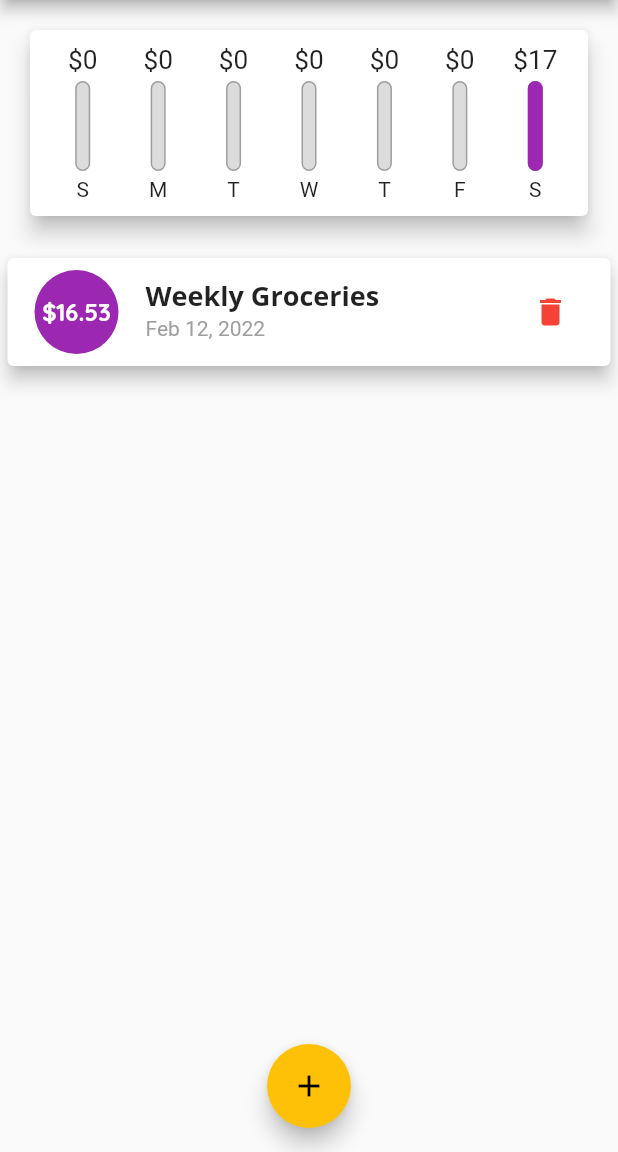
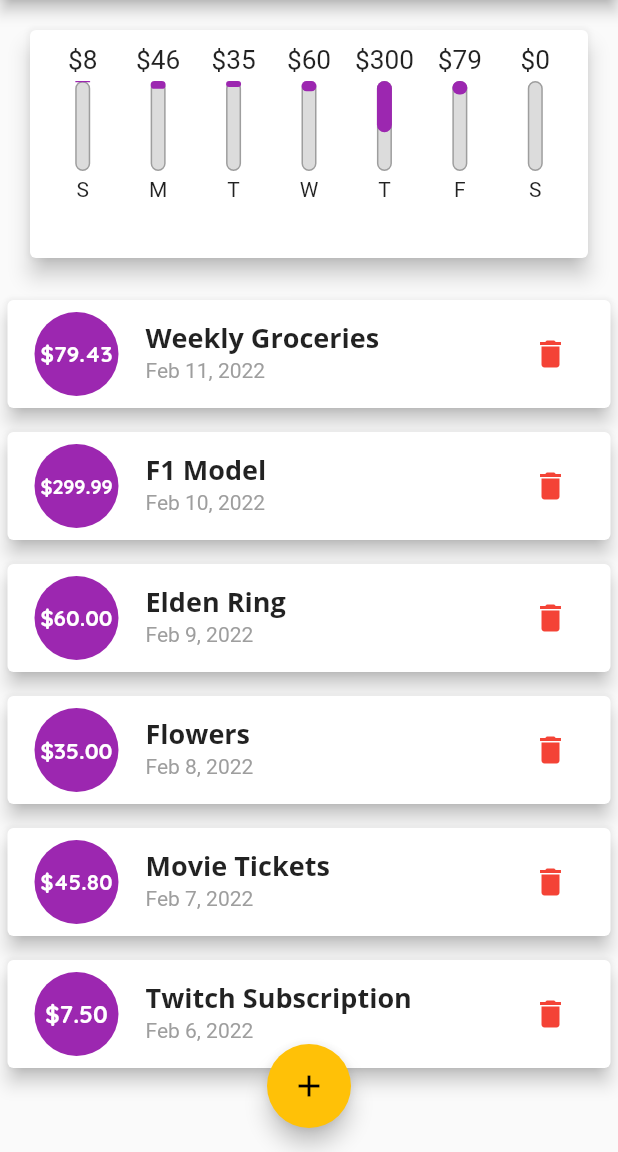
Before and after one commit to adriandallegrave/flutter, a Flutter app: the screen it shows after launch, after a tap on the "delete" icon, on a phone screen of 412 x 824 dp, the part 84-1236 px from its top. Run offline on Flutter 3.47's test engine with Material 2 defaults, Android fonts, the phone set to English and light mode, and no system bars.

Commit message:
resp01 - dynamically calculated widgets

```diff
--- a/personal_expenses_app/lib/main.dart
+++ b/personal_expenses_app/lib/main.dart
@@ -55,14 +55,44 @@ class _MyHomePageState extends State<MyHomePage> {
     Transaction(
       id: 't1',
       title: 'New Shoes',
-      amount: 69.99,
+      amount: 125.99,
       date: DateTime.now(),
     ),
     Transaction(
       id: 't2',
       title: 'Weekly Groceries',
-      amount: 16.53,
-      date: DateTime.now(),
+      amount: 79.43,
+      date: DateTime.now().subtract(const Duration(days: 1)),
+    ),
+    Transaction(
+      id: 't3',
+      title: 'F1 Model',
+      amount: 299.99,
+      date: DateTime.now().subtract(const Duration(days: 2)),
+    ),
+    Transaction(
+      id: 't4',
+      title: 'Elden Ring',
+      amount: 60.00,
+      date: DateTime.now().subtract(const Duration(days: 3)),
+    ),
+    Transaction(
+      id: 't5',
+      title: 'Flowers',
+      amount: 35.00,
+      date: DateTime.now().subtract(const Duration(days: 4)),
+    ),
+    Transaction(
+      id: 't6',
+      title: 'Movie Tickets',
+      amount: 45.80,
+      date: DateTime.now().subtract(const Duration(days: 5)),
+    ),
+    Transaction(
+      id: 't7',
+      title: 'Twitch Subscription',
+      amount: 7.50,
+      date: DateTime.now().subtract(const Duration(days: 6)),
     ),
   ];
 
@@ -111,8 +141,7 @@ class _MyHomePageState extends State<MyHomePage> {
 
   @override
   Widget build(BuildContext context) {
-    return Scaffold(
-      appBar: AppBar(
+    final appBar = AppBar(
       title: const Text('Personal Expenses'),
       actions: <Widget>[
         IconButton(
@@ -122,13 +151,28 @@ class _MyHomePageState extends State<MyHomePage> {
           ),
         ),
       ],
-      ),
+    );
+
+    return Scaffold(
+      appBar: appBar,
       body: SingleChildScrollView(
         child: Column(
           crossAxisAlignment: CrossAxisAlignment.stretch,
           children: <Widget>[
-            Chart(_recentTransactions),
-            TransactionList(_userTransactions, _deleteTransaction),
+            SizedBox(
+              height: (MediaQuery.of(context).size.height -
+                      appBar.preferredSize.height -
+                      MediaQuery.of(context).padding.top) *
+                  0.25,
+              child: Chart(_recentTransactions),
+            ),
+            SizedBox(
+              height: (MediaQuery.of(context).size.height -
+                      appBar.preferredSize.height -
+                      MediaQuery.of(context).padding.top) *
+                  0.75,
+              child: TransactionList(_userTransactions, _deleteTransaction),
+            ),
           ],
         ),
       ),
--- a/personal_expenses_app/lib/widgets/transaction_list.dart
+++ b/personal_expenses_app/lib/widgets/transaction_list.dart
@@ -12,9 +12,7 @@ class TransactionList extends StatelessWidget {
 
   @override
   Widget build(BuildContext context) {
-    return SizedBox(
-      height: 500,
-      child: transactions.isEmpty
+    return transactions.isEmpty
         ? Column(
             children: <Widget>[
               Text(
@@ -77,7 +75,6 @@ class TransactionList extends StatelessWidget {
               );
             },
             itemCount: transactions.length,
-            ),
           );
   }
 }
```
Lines whose indentation alone changed are shown as unchanged.
